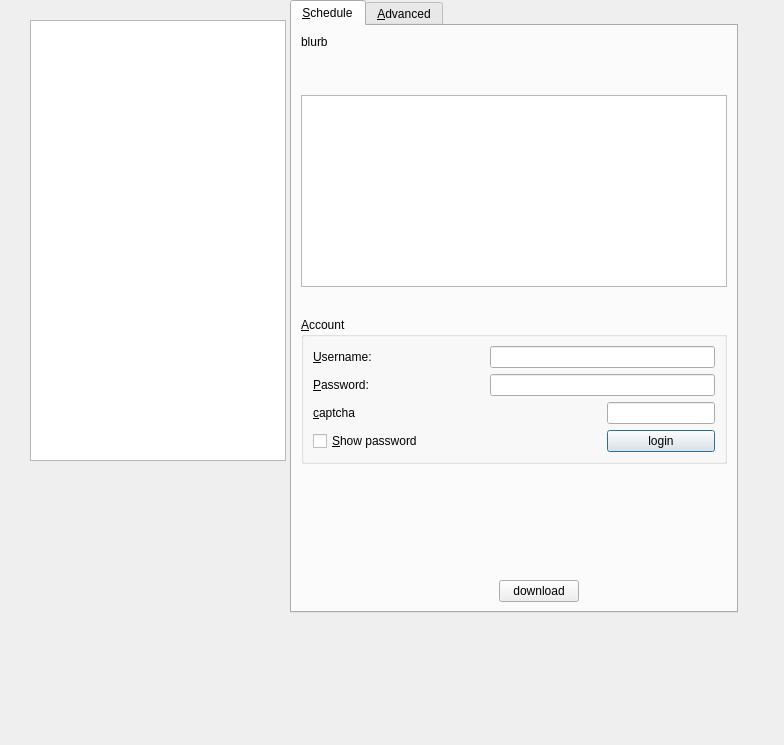
knarfeh/zhihu2ebook, file src/gui/dialogs/download.ui: the form before one commit.
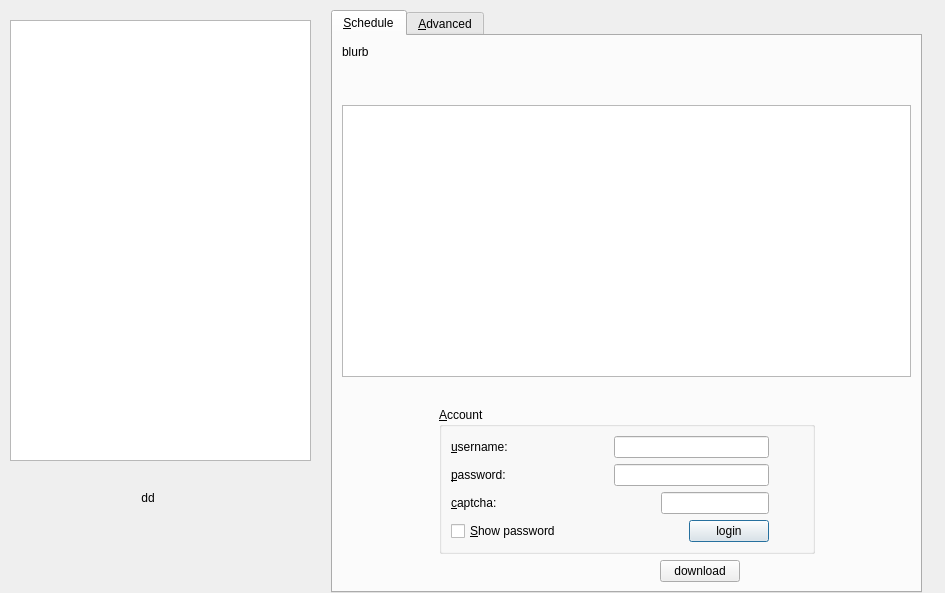
The form after the commit.

Commit message: C:download book， put into Library

Diff of the .ui file:
```diff
--- a/src/gui/dialogs/download.ui
+++ b/src/gui/dialogs/download.ui
@@ -6,8 +6,8 @@
    <rect>
     <x>0</x>
     <y>0</y>
-    <width>784</width>
-    <height>745</height>
+    <width>945</width>
+    <height>593</height>
    </rect>
   </property>
   <property name="windowTitle">
@@ -16,9 +16,9 @@
   <widget class="QTreeView" name="recipes">
    <property name="geometry">
     <rect>
-     <x>30</x>
+     <x>10</x>
      <y>20</y>
-     <width>256</width>
+     <width>301</width>
      <height>441</height>
     </rect>
    </property>
@@ -47,10 +47,10 @@
   <widget class="QTabWidget" name="detail_box">
    <property name="geometry">
     <rect>
-     <x>290</x>
-     <y>0</y>
-     <width>448</width>
-     <height>613</height>
+     <x>331</x>
+     <y>10</y>
+     <width>591</width>
+     <height>583</height>
     </rect>
    </property>
    <property name="currentIndex">
@@ -110,6 +110,21 @@
       </spacer>
      </item>
      <item>
+      <layout class="QHBoxLayout" name="horizontalLayout_3">
+       <item>
+        <spacer name="horizontalSpacer_12">
+         <property name="orientation">
+          <enum>Qt::Horizontal</enum>
+         </property>
+         <property name="sizeHint" stdset="0">
+          <size>
+           <width>38</width>
+           <height>20</height>
+          </size>
+         </property>
+        </spacer>
+       </item>
+       <item>
       <widget class="QGroupBox" name="account">
        <property name="title">
         <string>&amp;Account</string>
@@ -118,89 +133,128 @@
         <item row="0" column="0">
          <widget class="QLabel" name="label_2">
           <property name="text">
-           <string>&amp;Username:</string>
+             <string>&amp;username:</string>
           </property>
           <property name="buddy">
            <cstring>username</cstring>
           </property>
          </widget>
         </item>
-        <item row="0" column="1">
+          <item row="0" column="1" colspan="2">
          <spacer name="horizontalSpacer_2">
           <property name="orientation">
            <enum>Qt::Horizontal</enum>
           </property>
           <property name="sizeHint" stdset="0">
            <size>
-            <width>32</width>
+              <width>86</width>
             <height>20</height>
            </size>
           </property>
          </spacer>
         </item>
-        <item row="0" column="2" colspan="2">
+          <item row="0" column="3" colspan="3">
          <widget class="QLineEdit" name="username"/>
         </item>
+          <item row="0" column="6">
+           <spacer name="horizontalSpacer_7">
+            <property name="orientation">
+             <enum>Qt::Horizontal</enum>
+            </property>
+            <property name="sizeHint" stdset="0">
+             <size>
+              <width>34</width>
+              <height>20</height>
+             </size>
+            </property>
+           </spacer>
+          </item>
         <item row="1" column="0">
          <widget class="QLabel" name="label_3">
           <property name="text">
-           <string>&amp;Password:</string>
+             <string>&amp;password:</string>
           </property>
           <property name="buddy">
            <cstring>password</cstring>
           </property>
          </widget>
         </item>
-        <item row="1" column="1">
+          <item row="1" column="1" colspan="2">
          <spacer name="horizontalSpacer_3">
           <property name="orientation">
            <enum>Qt::Horizontal</enum>
           </property>
           <property name="sizeHint" stdset="0">
            <size>
-            <width>32</width>
+              <width>86</width>
             <height>20</height>
            </size>
           </property>
          </spacer>
         </item>
-        <item row="1" column="2" colspan="2">
+          <item row="1" column="3" colspan="3">
          <widget class="QLineEdit" name="password">
           <property name="echoMode">
            <enum>QLineEdit::Password</enum>
           </property>
          </widget>
         </item>
+          <item row="1" column="6">
+           <spacer name="horizontalSpacer_8">
+            <property name="orientation">
+             <enum>Qt::Horizontal</enum>
+            </property>
+            <property name="sizeHint" stdset="0">
+             <size>
+              <width>34</width>
+              <height>20</height>
+             </size>
+            </property>
+           </spacer>
+          </item>
         <item row="2" column="0">
          <widget class="QLabel" name="label_10">
           <property name="text">
-           <string>&amp;captcha</string>
+             <string>&amp;captcha:</string>
           </property>
           <property name="buddy">
            <cstring>password</cstring>
           </property>
          </widget>
         </item>
-        <item row="2" column="1" colspan="2">
+          <item row="2" column="1" colspan="3">
          <spacer name="horizontalSpacer_4">
           <property name="orientation">
            <enum>Qt::Horizontal</enum>
           </property>
           <property name="sizeHint" stdset="0">
            <size>
-            <width>156</width>
+              <width>135</width>
             <height>20</height>
            </size>
           </property>
          </spacer>
         </item>
-        <item row="2" column="3">
+          <item row="2" column="4" colspan="2">
          <widget class="QLineEdit" name="captcha">
           <property name="echoMode">
-           <enum>QLineEdit::Password</enum>
+             <enum>QLineEdit::Normal</enum>
           </property>
          </widget>
         </item>
+          <item row="2" column="6">
+           <spacer name="horizontalSpacer_9">
+            <property name="orientation">
+             <enum>Qt::Horizontal</enum>
+            </property>
+            <property name="sizeHint" stdset="0">
+             <size>
+              <width>34</width>
+              <height>20</height>
+             </size>
+            </property>
+           </spacer>
+          </item>
         <item row="3" column="0" colspan="2">
          <widget class="QCheckBox" name="show_password">
           <property name="text">
@@ -208,7 +262,7 @@
           </property>
          </widget>
         </item>
-        <item row="3" column="2">
+          <item row="3" column="2" colspan="3">
          <spacer name="horizontalSpacer">
           <property name="orientation">
            <enum>Qt::Horizontal</enum>
@@ -221,7 +275,7 @@
           </property>
          </spacer>
         </item>
-        <item row="3" column="3">
+          <item row="3" column="5">
          <widget class="QPushButton" name="login_button">
           <property name="text">
            <string>login</string>
@@ -232,17 +286,19 @@
       </widget>
      </item>
      <item>
-      <spacer name="verticalSpacer_7">
+        <spacer name="horizontalSpacer_10">
        <property name="orientation">
-        <enum>Qt::Vertical</enum>
+          <enum>Qt::Horizontal</enum>
        </property>
        <property name="sizeHint" stdset="0">
         <size>
-         <width>20</width>
+           <width>38</width>
          <height>20</height>
         </size>
        </property>
       </spacer>
+       </item>
+      </layout>
      </item>
      <item>
       <layout class="QHBoxLayout" name="horizontalLayout_2">
@@ -253,7 +309,7 @@
          </property>
          <property name="sizeHint" stdset="0">
           <size>
-           <width>198</width>
+           <width>318</width>
            <height>20</height>
           </size>
          </property>
@@ -273,7 +329,7 @@
          </property>
          <property name="sizeHint" stdset="0">
           <size>
-           <width>40</width>
+           <width>88</width>
            <height>20</height>
           </size>
          </property>
@@ -327,14 +383,14 @@
   <widget class="QLabel" name="count_label">
    <property name="geometry">
     <rect>
-     <x>30</x>
-     <y>470</y>
+     <x>20</x>
+     <y>490</y>
      <width>256</width>
      <height>16</height>
     </rect>
    </property>
    <property name="text">
-    <string/>
+    <string>dd</string>
    </property>
    <property name="alignment">
     <set>Qt::AlignCenter</set>
```
Lines whose indentation alone changed are shown as unchanged. The commit also changes 29 other files.
